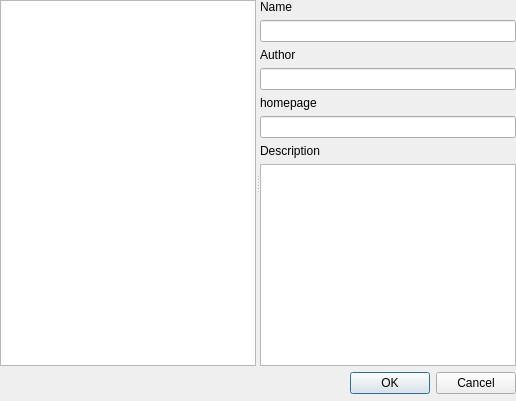
Qt form gui/classifierSelectionDlg.ui (ilastik/ilastik-0.5) before a commit.
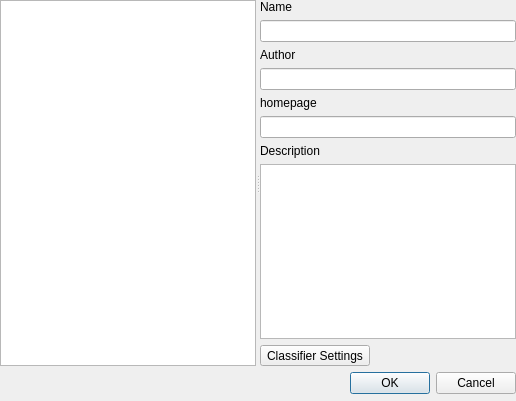
The same form after that commit.

Commit message: provide possibility for classifier plugins to have a settings dialog

```diff
--- a/gui/classifierSelectionDlg.ui
+++ b/gui/classifierSelectionDlg.ui
@@ -78,6 +78,13 @@
         <item>
          <widget class="QTextBrowser" name="description"/>
         </item>
+        <item>
+         <widget class="QToolButton" name="settingsButton">
+          <property name="text">
+           <string>Classifier Settings</string>
+          </property>
+         </widget>
+        </item>
        </layout>
       </widget>
      </widget>
```
Left out of the diff: 18 changed lines with no effect on the pictures. The commit also changes 3 other files.
